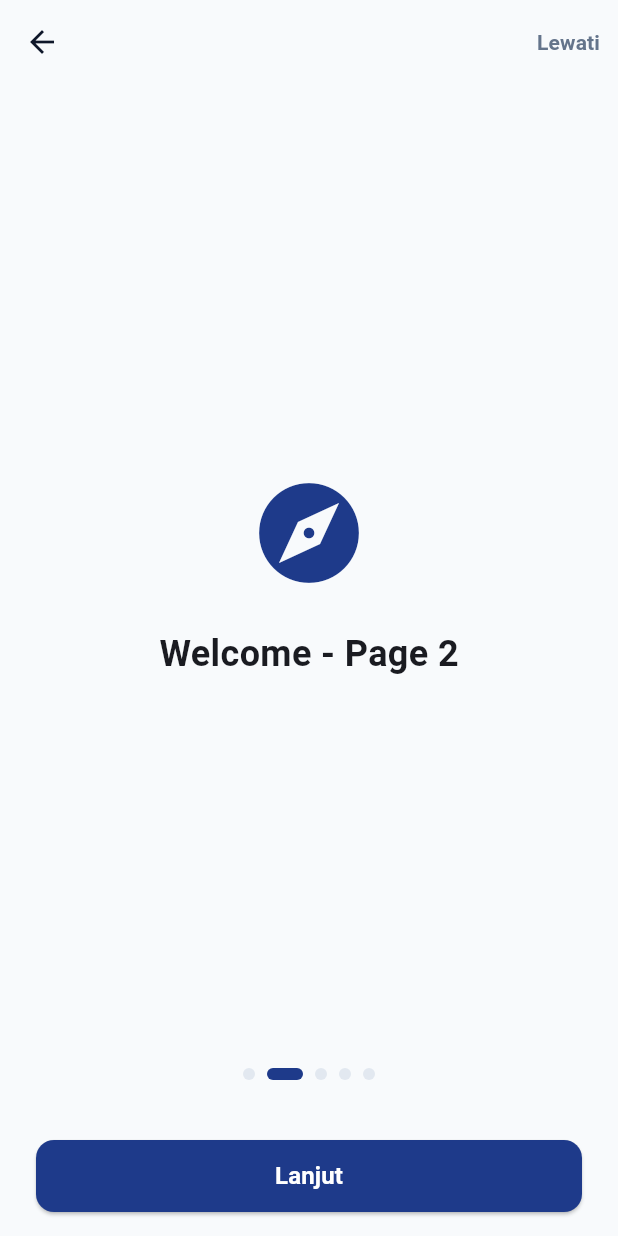
After one commit to andrefarizi/ITLG-Pemob, a Flutter app: the OnboardingScreen screen opened by its route, after a tap on "Lanjut", on a phone screen of 412 x 824 dp. The commit adds this screen. Run offline on Flutter 3.47's test engine with Material 3 defaults, Android fonts, the phone set to English and light mode, and no system bars.

Commit message:
nambah folder onboarding

```diff
--- a/lib/core/routes/app_routes.dart
+++ b/lib/core/routes/app_routes.dart
@@ -1,15 +1,19 @@
 import 'package:flutter/material.dart';
 import '../../features/auth/pages/login_page.dart';
 import '../../features/auth/pages/forgot_password_page.dart';
+import '../../features/onboarding/onboarding_screen.dart';
 
 class AppRoutes {
   static const String initial = '/';
   static const String login = '/login';
   static const String forgotPassword = '/forgot-password';
+  static const String onboarding = '/onboarding';
   static const String mainShell = '/main';
 
   static Route<dynamic> onGenerateRoute(RouteSettings settings) {
     switch (settings.name) {
+      case onboarding:
+        return MaterialPageRoute(builder: (_) => const OnboardingScreen());
       case login:
         return MaterialPageRoute(builder: (_) => const LoginPage());
       case forgotPassword:
--- /dev/null
+++ b/lib/features/onboarding/onboarding.dart
@@ -0,0 +1,6 @@
+export 'onboarding_screen.dart';
+export 'pages/onboarding_page_1.dart';
+export 'pages/onboarding_page_2.dart';
+export 'pages/onboarding_page_3.dart';
+export 'pages/onboarding_page_4.dart';
+export 'pages/onboarding_page_5.dart';
--- /dev/null
+++ b/lib/features/onboarding/onboarding_screen.dart
@@ -0,0 +1,150 @@
+import 'package:flutter/material.dart';
+import '../../core/theme/app_colors.dart';
+import 'pages/onboarding_page_1.dart';
+import 'pages/onboarding_page_2.dart';
+import 'pages/onboarding_page_3.dart';
+import 'pages/onboarding_page_4.dart';
+import 'pages/onboarding_page_5.dart';
+
+class OnboardingScreen extends StatefulWidget {
+  final VoidCallback? onFinish;
+
+  const OnboardingScreen({super.key, this.onFinish});
+
+  @override
+  State<OnboardingScreen> createState() => _OnboardingScreenState();
+}
+
+class _OnboardingScreenState extends State<OnboardingScreen> {
+  final PageController _pageController = PageController();
+  int _currentPage = 0;
+
+  final List<Widget> _pages = const [
+    OnboardingPage1(),
+    OnboardingPage2(),
+    OnboardingPage3(),
+    OnboardingPage4(),
+    OnboardingPage5(),
+  ];
+
+  @override
+  void dispose() {
+    _pageController.dispose();
+    super.dispose();
+  }
+
+  void _onNext() {
+    if (_currentPage < _pages.length - 1) {
+      _pageController.nextPage(
+        duration: const Duration(milliseconds: 300),
+        curve: Curves.easeInOut,
+      );
+    } else {
+      _finishOnboarding();
+    }
+  }
+
+  void _onSkip() {
+    _pageController.animateToPage(
+      _pages.length - 1,
+      duration: const Duration(milliseconds: 350),
+      curve: Curves.easeInOut,
+    );
+  }
+
+  void _finishOnboarding() {
+    if (widget.onFinish != null) {
+      widget.onFinish!();
+    } else {
+      Navigator.of(context).maybePop();
+    }
+  }
+
+  @override
+  Widget build(BuildContext context) {
+    final bool isLastPage = _currentPage == _pages.length - 1;
+
+    return Scaffold(
+      backgroundColor: AppColors.background,
+      appBar: AppBar(
+        backgroundColor: Colors.transparent,
+        elevation: 0,
+        actions: [
+          if (!isLastPage)
+            TextButton(
+              onPressed: _onSkip,
+              child: const Text(
+                'Lewati',
+                style: TextStyle(
+                  color: AppColors.textSecondary,
+                  fontWeight: FontWeight.w600,
+                ),
+              ),
+            ),
+        ],
+      ),
+      body: SafeArea(
+        child: Column(
+          children: [
+            Expanded(
+              child: PageView(
+                controller: _pageController,
+                onPageChanged: (index) {
+                  setState(() {
+                    _currentPage = index;
+                  });
+                },
+                children: _pages,
+              ),
+            ),
+            // Indikator Titik (Dots Indicator)
+            Row(
+              mainAxisAlignment: MainAxisAlignment.center,
+              children: List.generate(
+                _pages.length,
+                (index) => AnimatedContainer(
+                  duration: const Duration(milliseconds: 250),
+                  margin: const EdgeInsets.symmetric(horizontal: 4),
+                  width: _currentPage == index ? 24 : 8,
+                  height: 8,
+                  decoration: BoxDecoration(
+                    color: _currentPage == index
+                        ? AppColors.primary
+                        : AppColors.border,
+                    borderRadius: BorderRadius.circular(4),
+                  ),
+                ),
+              ),
+            ),
+            const SizedBox(height: 24),
+            // Tombol Navigasi Bawah
+            Padding(
+              padding: const EdgeInsets.symmetric(horizontal: 24, vertical: 16),
+              child: SizedBox(
+                width: double.infinity,
+                height: 48,
+                child: ElevatedButton(
+                  onPressed: _onNext,
+                  style: ElevatedButton.styleFrom(
+                    backgroundColor: AppColors.primary,
+                    foregroundColor: Colors.white,
+                    shape: RoundedRectangleBorder(
+                      borderRadius: BorderRadius.circular(12),
+                    ),
+                  ),
+                  child: Text(
+                    isLastPage ? 'Mulai Sekarang' : 'Lanjut',
+                    style: const TextStyle(
+                      fontSize: 16,
+                      fontWeight: FontWeight.bold,
+                    ),
+                  ),
+                ),
+              ),
+            ),
+          ],
+        ),
+      ),
+    );
+  }
+}
--- /dev/null
+++ b/lib/features/onboarding/pages/onboarding_page_1.dart
@@ -0,0 +1,29 @@
+import 'package:flutter/material.dart';
+
+class OnboardingPage1 extends StatelessWidget {
+  const OnboardingPage1({super.key});
+
+  @override
+  Widget build(BuildContext context) {
+    return const Center(
+      child: Column(
+        mainAxisAlignment: MainAxisAlignment.center,
+        children: [
+          Icon(
+            Icons.waving_hand_rounded,
+            size: 80,
+            color: Color(0xFF1E3A8A),
+          ),
+          SizedBox(height: 24),
+          Text(
+            'Welcome - Page 1',
+            style: TextStyle(
+              fontSize: 24,
+              fontWeight: FontWeight.bold,
+            ),
+          ),
+        ],
+      ),
+    );
+  }
+}
--- /dev/null
+++ b/lib/features/onboarding/pages/onboarding_page_2.dart
@@ -0,0 +1,29 @@
+import 'package:flutter/material.dart';
+
+class OnboardingPage2 extends StatelessWidget {
+  const OnboardingPage2({super.key});
+
+  @override
+  Widget build(BuildContext context) {
+    return const Center(
+      child: Column(
+        mainAxisAlignment: MainAxisAlignment.center,
+        children: [
+          Icon(
+            Icons.explore_rounded,
+            size: 80,
+            color: Color(0xFF1E3A8A),
+          ),
+          SizedBox(height: 24),
+          Text(
+            'Welcome - Page 2',
+            style: TextStyle(
+              fontSize: 24,
+              fontWeight: FontWeight.bold,
+            ),
+          ),
+        ],
+      ),
+    );
+  }
+}
--- /dev/null
+++ b/lib/features/onboarding/pages/onboarding_page_3.dart
@@ -0,0 +1,29 @@
+import 'package:flutter/material.dart';
+
+class OnboardingPage3 extends StatelessWidget {
+  const OnboardingPage3({super.key});
+
+  @override
+  Widget build(BuildContext context) {
+    return const Center(
+      child: Column(
+        mainAxisAlignment: MainAxisAlignment.center,
+        children: [
+          Icon(
+            Icons.school_rounded,
+            size: 80,
+            color: Color(0xFF1E3A8A),
+          ),
+          SizedBox(height: 24),
+          Text(
+            'Welcome - Page 3',
+            style: TextStyle(
+              fontSize: 24,
+              fontWeight: FontWeight.bold,
+            ),
+          ),
+        ],
+      ),
+    );
+  }
+}
--- /dev/null
+++ b/lib/features/onboarding/pages/onboarding_page_4.dart
@@ -0,0 +1,29 @@
+import 'package:flutter/material.dart';
+
+class OnboardingPage4 extends StatelessWidget {
+  const OnboardingPage4({super.key});
+
+  @override
+  Widget build(BuildContext context) {
+    return const Center(
+      child: Column(
+        mainAxisAlignment: MainAxisAlignment.center,
+        children: [
+          Icon(
+            Icons.checklist_rounded,
+            size: 80,
+            color: Color(0xFF1E3A8A),
+          ),
+          SizedBox(height: 24),
+          Text(
+            'Welcome - Page 4',
+            style: TextStyle(
+              fontSize: 24,
+              fontWeight: FontWeight.bold,
+            ),
+          ),
+        ],
+      ),
+    );
+  }
+}
--- /dev/null
+++ b/lib/features/onboarding/pages/onboarding_page_5.dart
@@ -0,0 +1,29 @@
+import 'package:flutter/material.dart';
+
+class OnboardingPage5 extends StatelessWidget {
+  const OnboardingPage5({super.key});
+
+  @override
+  Widget build(BuildContext context) {
+    return const Center(
+      child: Column(
+        mainAxisAlignment: MainAxisAlignment.center,
+        children: [
+          Icon(
+            Icons.rocket_launch_rounded,
+            size: 80,
+            color: Color(0xFF1E3A8A),
+          ),
+          SizedBox(height: 24),
+          Text(
+            'Welcome - Page 5',
+            style: TextStyle(
+              fontSize: 24,
+              fontWeight: FontWeight.bold,
+            ),
+          ),
+        ],
+      ),
+    );
+  }
+}
```
